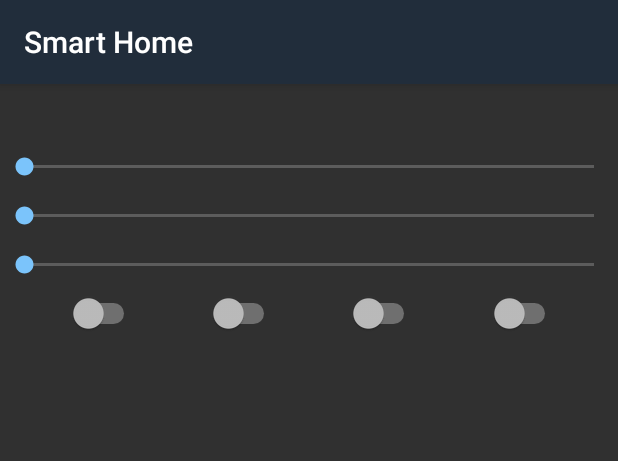
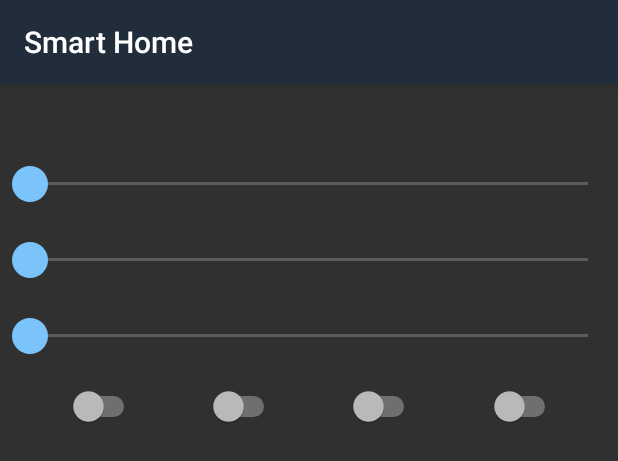
Before and after one commit to Tsar/smart_home, an Android app: the layout item_device.xml on its own in the app's theme, with its tools: preview values and no code run, on a phone screen of 412 x 824 dp. Shown: the top 461 px of the screen. Run offline under Robolectric (Android 15) with nearby library versions, the phone set to English and light mode, and no system bars; network calls fail.

Commit message:
App: Much bigger thumb on SeekBar

```diff
--- /dev/null
+++ b/App/app/src/main/res/anim/seekbar_thumb_pressed_to_unpressed_thumb_animation.xml
@@ -0,0 +1,18 @@
+<?xml version="1.0" encoding="utf-8"?>
+<set
+    xmlns:android="http://schemas.android.com/apk/res/android" >
+    <objectAnimator
+        android:duration="133"
+        android:propertyName="scaleX"
+        android:valueFrom="3.0"
+        android:valueTo="2.0"
+        android:valueType="floatType"
+        android:interpolator="@android:interpolator/fast_out_slow_in" />
+    <objectAnimator
+        android:duration="133"
+        android:propertyName="scaleY"
+        android:valueFrom="3.0"
+        android:valueTo="2.0"
+        android:valueType="floatType"
+        android:interpolator="@android:interpolator/fast_out_slow_in" />
+</set>
--- /dev/null
+++ b/App/app/src/main/res/anim/seekbar_thumb_unpressed_to_pressed_thumb_0_animation.xml
@@ -0,0 +1,18 @@
+<?xml version="1.0" encoding="utf-8"?>
+<set
+    xmlns:android="http://schemas.android.com/apk/res/android" >
+    <objectAnimator
+        android:duration="533"
+        android:propertyName="scaleX"
+        android:valueFrom="2.0"
+        android:valueTo="3.0"
+        android:valueType="floatType"
+        android:interpolator="@android:interpolator/fast_out_slow_in" />
+    <objectAnimator
+        android:duration="533"
+        android:propertyName="scaleY"
+        android:valueFrom="2.0"
+        android:valueTo="3.0"
+        android:valueType="floatType"
+        android:interpolator="@android:interpolator/fast_out_slow_in" />
+</set>
--- /dev/null
+++ b/App/app/src/main/res/drawable/seekbar_thumb.xml
@@ -0,0 +1,49 @@
+<?xml version="1.0" encoding="utf-8"?>
+<!-- Copyright (C) 2015 The Android Open Source Project
+
+     Licensed under the Apache License, Version 2.0 (the "License");
+     you may not use this file except in compliance with the License.
+     You may obtain a copy of the License at
+
+          http://www.apache.org/licenses/LICENSE-2.0
+
+     Unless required by applicable law or agreed to in writing, software
+     distributed under the License is distributed on an "AS IS" BASIS,
+     WITHOUT WARRANTIES OR CONDITIONS OF ANY KIND, either express or implied.
+     See the License for the specific language governing permissions and
+     limitations under the License.
+-->
+
+<animated-selector xmlns:android="http://schemas.android.com/apk/res/android">
+    <item android:state_enabled="false">
+        <shape
+            android:shape="ring"
+            android:innerRadius="8dp"
+            android:thickness="4dp"
+            android:useLevel="false"
+            android:tint="?android:attr/colorControlNormal"
+            android:opticalInsetLeft="6dp"
+            android:opticalInsetRight="6dp">
+            <solid
+                android:color="@android:color/white" />
+            <size
+                android:width="36dp"
+                android:height="36dp" />
+        </shape>
+    </item>
+    <item
+        android:id="@+id/pressed"
+        android:state_pressed="true"
+        android:drawable="@drawable/seekbar_thumb_pressed_to_unpressed" />
+    <item
+        android:id="@+id/unpressed"
+        android:drawable="@drawable/seekbar_thumb_unpressed_to_pressed" />
+    <transition
+        android:fromId="@+id/unpressed"
+        android:toId="@+id/pressed"
+        android:drawable="@drawable/seekbar_thumb_unpressed_to_pressed_animation" />
+    <transition
+        android:fromId="@+id/pressed"
+        android:toId="@+id/unpressed"
+        android:drawable="@drawable/seekbar_thumb_pressed_to_unpressed_animation" />
+</animated-selector>
--- /dev/null
+++ b/App/app/src/main/res/drawable/seekbar_thumb_pressed_to_unpressed.xml
@@ -0,0 +1,38 @@
+<?xml version="1.0" encoding="utf-8"?>
+<!-- Copyright (C) 2015 The Android Open Source Project
+
+     Licensed under the Apache License, Version 2.0 (the "License");
+     you may not use this file except in compliance with the License.
+     You may obtain a copy of the License at
+
+          http://www.apache.org/licenses/LICENSE-2.0
+
+     Unless required by applicable law or agreed to in writing, software
+     distributed under the License is distributed on an "AS IS" BASIS,
+     WITHOUT WARRANTIES OR CONDITIONS OF ANY KIND, either express or implied.
+     See the License for the specific language governing permissions and
+     limitations under the License.
+-->
+
+<vector
+    xmlns:android="http://schemas.android.com/apk/res/android"
+    android:name="seekbar_thumb_pressed_to_unpressed"
+    android:width="36dp"
+    android:height="36dp"
+    android:viewportWidth="36"
+    android:viewportHeight="36"
+    android:tint="?android:attr/colorControlActivated"
+    android:opticalInsetLeft="12dp"
+    android:opticalInsetRight="12dp">
+    <group
+        android:name="thumb"
+        android:translateX="18"
+        android:translateY="18"
+        android:scaleX="3"
+        android:scaleY="3">
+        <path
+            android:name="thumb_path"
+            android:fillColor="#FF000000"
+            android:pathData="M 0.0,-6.0 c 3.3137084988,0.0 6.0,2.6862915012 6.0,6.0 c 0.0,3.3137084988 -2.6862915012,6.0 -6.0,6.0 c -3.3137084988,0.0 -6.0,-2.6862915012 -6.0,-6.0 c 0.0,-3.3137084988 2.6862915012,-6.0 6.0,-6.0 Z" />
+    </group>
+</vector>
--- /dev/null
+++ b/App/app/src/main/res/drawable/seekbar_thumb_pressed_to_unpressed_animation.xml
@@ -0,0 +1,8 @@
+<?xml version="1.0" encoding="utf-8"?>
+<animated-vector
+    xmlns:android="http://schemas.android.com/apk/res/android"
+    android:drawable="@drawable/seekbar_thumb_pressed_to_unpressed" >
+    <target
+        android:name="thumb"
+        android:animation="@anim/seekbar_thumb_pressed_to_unpressed_thumb_animation" />
+</animated-vector>
--- /dev/null
+++ b/App/app/src/main/res/drawable/seekbar_thumb_unpressed_to_pressed.xml
@@ -0,0 +1,38 @@
+<?xml version="1.0" encoding="utf-8"?>
+<!-- Copyright (C) 2015 The Android Open Source Project
+
+     Licensed under the Apache License, Version 2.0 (the "License");
+     you may not use this file except in compliance with the License.
+     You may obtain a copy of the License at
+
+          http://www.apache.org/licenses/LICENSE-2.0
+
+     Unless required by applicable law or agreed to in writing, software
+     distributed under the License is distributed on an "AS IS" BASIS,
+     WITHOUT WARRANTIES OR CONDITIONS OF ANY KIND, either express or implied.
+     See the License for the specific language governing permissions and
+     limitations under the License.
+-->
+
+<vector
+    xmlns:android="http://schemas.android.com/apk/res/android"
+    android:name="seekbar_thumb_unpressed_to_pressed"
+    android:width="36dp"
+    android:height="36dp"
+    android:viewportWidth="36"
+    android:viewportHeight="36"
+    android:tint="?android:attr/colorControlActivated"
+    android:opticalInsetLeft="12dp"
+    android:opticalInsetRight="12dp">
+    <group
+        android:name="thumb_0"
+        android:translateX="18"
+        android:translateY="18"
+        android:scaleX="2"
+        android:scaleY="2">
+        <path
+            android:name="thumb_path_0"
+            android:fillColor="#FF000000"
+            android:pathData="M 0.0,-6.0 c 3.3137084988,0.0 6.0,2.6862915012 6.0,6.0 c 0.0,3.3137084988 -2.6862915012,6.0 -6.0,6.0 c -3.3137084988,0.0 -6.0,-2.6862915012 -6.0,-6.0 c 0.0,-3.3137084988 2.6862915012,-6.0 6.0,-6.0 Z" />
+    </group>
+</vector>
--- /dev/null
+++ b/App/app/src/main/res/drawable/seekbar_thumb_unpressed_to_pressed_animation.xml
@@ -0,0 +1,8 @@
+<?xml version="1.0" encoding="utf-8"?>
+<animated-vector
+    xmlns:android="http://schemas.android.com/apk/res/android"
+    android:drawable="@drawable/seekbar_thumb_unpressed_to_pressed" >
+    <target
+        android:name="thumb_0"
+        android:animation="@anim/seekbar_thumb_unpressed_to_pressed_thumb_0_animation" />
+</animated-vector>
--- a/App/app/src/main/res/layout/item_device.xml
+++ b/App/app/src/main/res/layout/item_device.xml
@@ -47,7 +47,7 @@
         android:max="1000"
         android:layout_width="match_parent"
         android:layout_height="wrap_content"
-        android:layout_marginTop="7dp"
+        android:layout_marginTop="10dp"
         android:layout_marginBottom="7dp" />
 
     <SeekBar
@@ -64,7 +64,7 @@
         android:layout_width="match_parent"
         android:layout_height="wrap_content"
         android:layout_marginTop="7dp"
-        android:layout_marginBottom="10dp" />
+        android:layout_marginBottom="15dp" />
 
     <LinearLayout
         android:layout_width="match_parent"
--- a/App/app/src/main/res/values/styles.xml
+++ b/App/app/src/main/res/values/styles.xml
@@ -6,6 +6,7 @@
         <item name="android:colorAccent">#7BC4FB</item>
         <item name="android:buttonStyle">@style/ButtonStyle</item>
         <item name="android:textViewStyle">@style/TextViewStyle</item>
+        <item name="android:seekBarStyle">@style/SeekBarStyle</item>
     </style>
     <style name="ButtonStyle" parent="android:style/Widget.Material.Button">
         <item name="android:textColor">@color/button_text</item>
@@ -16,4 +17,9 @@
     <style name="TextViewStyle" parent="android:style/Widget.Material.TextView">
         <item name="android:textSize">20sp</item>
     </style>
+    <style name="SeekBarStyle" parent="android:style/Widget.Material.SeekBar">
+        <item name="android:thumb">@drawable/seekbar_thumb</item>
+        <item name="android:paddingStart">20dip</item>
+        <item name="android:paddingEnd">20dip</item>
+    </style>
 </resources>
```
